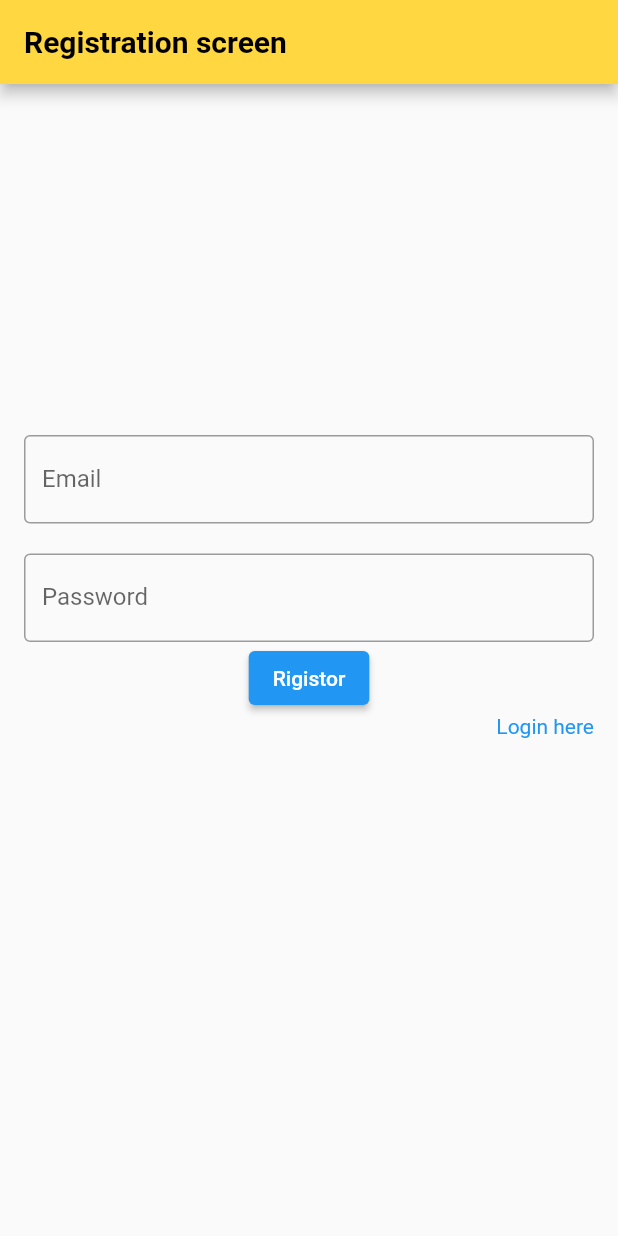
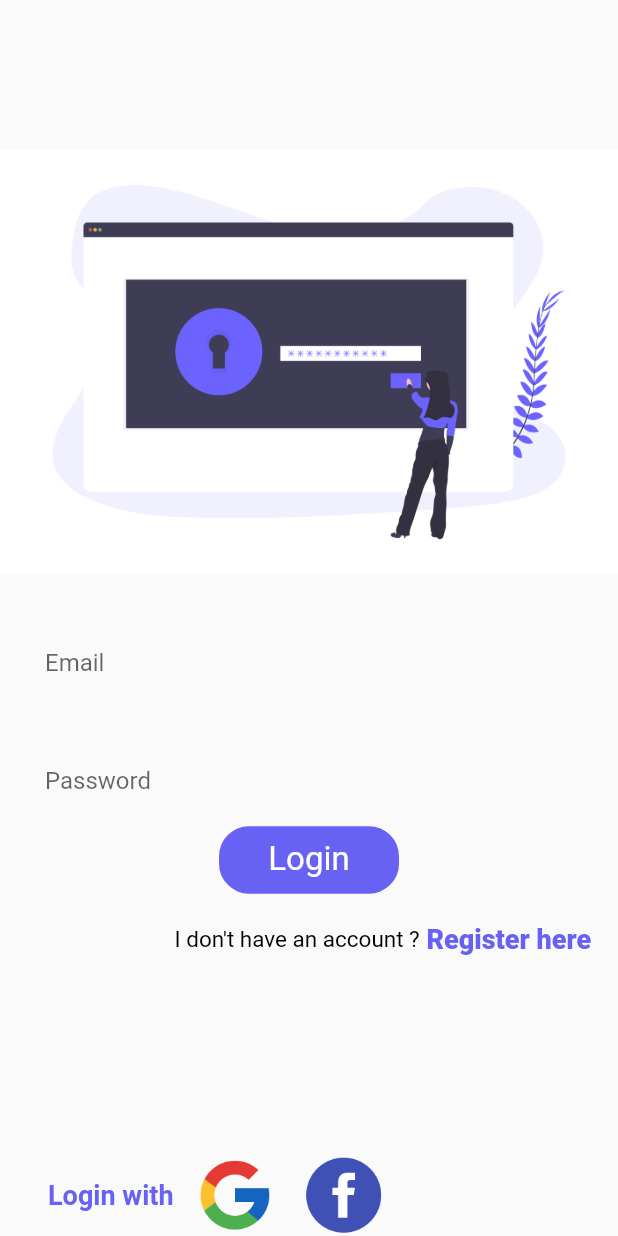
Before and after one commit to parameshmamidisetti/paramesh1143, a Flutter app: the screen it shows after launch, on a phone screen of 412 x 824 dp. Run offline on Flutter 3.47's test engine with Material 2 defaults, Android fonts, the phone set to English and light mode, and no system bars; our stand-ins replace firebase_core; accounts and stored records are empty.

Commit message:
new pages

```diff
--- a/lib/main.dart
+++ b/lib/main.dart
@@ -1,6 +1,7 @@
 import 'package:firebase_core/firebase_core.dart';
 import 'package:flutter/material.dart';
-import 'package:fluttermain/screens/homescreen.dart';
+
+import 'package:fluttermain/screens/login.dart';
 
 void main(List<String> args) async {
   WidgetsFlutterBinding.ensureInitialized();
@@ -12,7 +13,7 @@ class MyApp extends StatelessWidget {
   @override
   Widget build(BuildContext context) {
     return MaterialApp(
-      home: Mainscreen(),
+      home: Login(),
       debugShowCheckedModeBanner: false,
     );
   }
--- /dev/null
+++ b/lib/screens/login.dart
@@ -0,0 +1,135 @@
+import 'package:flutter/material.dart';
+import 'package:fluttermain/screens/homescreen.dart';
+import 'package:fluttermain/screens/register.dart';
+
+class Login extends StatefulWidget {
+  @override
+  _LoginState createState() => _LoginState();
+}
+
+class _LoginState extends State<Login> {
+  TextEditingController email = TextEditingController();
+  TextEditingController password = TextEditingController();
+  @override
+  Widget build(BuildContext context) {
+    return Scaffold(
+        body: SingleChildScrollView(
+      child: Container(
+        child: Column(
+          children: [
+            SizedBox(
+              height: 100,
+            ),
+            Image.asset("images/image1.png"),
+            SizedBox(
+              height: 30,
+            ),
+            /////// Email text field
+            Container(
+              padding: EdgeInsets.only(left: 18),
+              child: Form(
+                  child: TextFormField(
+                keyboardType: TextInputType.emailAddress,
+                controller: email,
+                decoration: InputDecoration(
+                  border: OutlineInputBorder(borderSide: BorderSide.none),
+                  hintText: "Enter Email",
+                  labelText: "Email",
+                ),
+              )),
+            ),
+            SizedBox(
+              height: 20,
+            ),
+            /////// password text field
+            Container(
+              padding: EdgeInsets.only(left: 18),
+              child: Form(
+                  child: TextField(
+                obscureText: true,
+                controller: password,
+                decoration: InputDecoration(
+                    hintText: "Enter Password",
+                    labelText: "Password",
+                    border: OutlineInputBorder(borderSide: BorderSide.none)),
+              )),
+            ),
+            GestureDetector(
+              onTap: () {
+                Navigator.push(
+                    context, MaterialPageRoute(builder: (_) => Homescreen()));
+              },
+              child: Container(
+                alignment: Alignment.center,
+                height: 45,
+                width: 120,
+                child: Text(
+                  "Login",
+                  style: TextStyle(fontSize: 22, color: Colors.white),
+                ),
+                decoration: BoxDecoration(
+                    borderRadius: BorderRadius.circular(20),
+                    color: Color(0xff6762F3)
+                    // color: Colors.deepPurple,
+                    ),
+              ),
+            ),
+            SizedBox(height: 20),
+            Row(mainAxisAlignment: MainAxisAlignment.end, children: [
+              Text(
+                "I don't have an account ?",
+                style: TextStyle(fontSize: 15, color: Colors.black),
+              ),
+              InkWell(
+                onTap: () {
+                  Navigator.push(
+                      context, MaterialPageRoute(builder: (_) => Register()));
+                },
+                child: Text(
+                  " Register here    ",
+                  style: TextStyle(
+                    fontSize: 18,
+                    color: Color(0xff6762F3),
+                    fontWeight: FontWeight.w900,
+                  ),
+                ),
+              )
+            ]),
+            SizedBox(
+              height: 20,
+            ),
+            Container(
+                padding: EdgeInsets.only(left: 32),
+                // color: Colors.amber,
+                alignment: Alignment.bottomLeft,
+                height: 170,
+                child: Row(
+                  children: [
+                    Text(
+                      "Login with   ",
+                      style: TextStyle(
+                        fontSize: 18,
+                        fontWeight: FontWeight.bold,
+                        color: Color(0xff6762F3),
+                        //
+                      ),
+                    ),
+                    Container(
+                        height: 55,
+                        width: 55,
+                        child: Image.asset("images/google1.png")),
+                    SizedBox(
+                      width: 15,
+                    ),
+                    Container(
+                        height: 60,
+                        width: 60,
+                        child: Image.asset("images/fb.png")),
+                  ],
+                ))
+          ],
+        ),
+      ),
+    ));
+  }
+}
--- a/lib/screens/registatonscreen.dart
+++ /dev/null
@@ -1,135 +0,0 @@
-import 'package:firebase_auth/firebase_auth.dart';
-import 'package:flutter/material.dart';
-import 'package:fluttermain/screens/loginscreen.dart';
-import 'package:fluttermain/screens/homescreen.dart';
-import 'package:fluttertoast/fluttertoast.dart';
-
-class Registrationscreen extends StatefulWidget {
-  @override
-  _RegistrationscreenState createState() => _RegistrationscreenState();
-}
-
-class _RegistrationscreenState extends State<Registrationscreen> {
-  String _email;
-  var _password;
-  bool isloding = false;
-  var _formkey = GlobalKey<FormState>();
-
-  @override
-  Widget build(BuildContext context) {
-    return Scaffold(
-      appBar: AppBar(
-        backgroundColor: Colors.amberAccent,
-        title: Text(
-          "Registration screen",
-          style: TextStyle(fontWeight: FontWeight.bold, color: Colors.black),
-        ),
-      ),
-      body: Center(
-        child: Padding(
-          padding: const EdgeInsets.all(16.0),
-          child: Container(
-            height: 300,
-            width: double.infinity,
-            // color: Colors.amber,
-            child: Form(
-              key: _formkey,
-              child: Column(
-                children: [
-                  TextFormField(
-                    keyboardType: TextInputType.emailAddress,
-                    validator: (item) {
-                      return item.contains("@") ? null : "enter valid email";
-                    },
-                    onChanged: (item) {
-                      setState(() {
-                        _email = item;
-                      });
-                    },
-                    decoration: InputDecoration(
-                        border: OutlineInputBorder(),
-                        hintText: "Enter Email",
-                        labelText: "Email"),
-                  ),
-                  SizedBox(
-                    height: 20,
-                  ),
-                  Form(
-                    child: Column(
-                      children: [
-                        TextFormField(
-                          keyboardType: TextInputType.emailAddress,
-                          validator: (item) {
-                            return item.length > 6
-                                ? null
-                                : "Password must be 6 caractors";
-                          },
-                          onChanged: (item) {
-                            setState(() {
-                              _password = item;
-                            });
-                          },
-                          decoration: InputDecoration(
-                              border: OutlineInputBorder(),
-                              hintText: "Enter Password",
-                              labelText: "Password"),
-                        ),
-                        ElevatedButton(
-                            onPressed: () {
-                              signup();
-                            },
-                            child: Text("Rigistor")),
-                        Container(
-                          alignment: Alignment.bottomRight,
-                          child: GestureDetector(
-                            onTap: () {
-                              Navigator.push(
-                                  context,
-                                  MaterialPageRoute(
-                                      builder: (context) => Loginscreen()));
-                            },
-                            child: Text(
-                              "Login here",
-                              style: TextStyle(color: Colors.blue),
-                            ),
-                          ),
-                        )
-                      ],
-                    ),
-                  ),
-                ],
-              ),
-            ),
-          ),
-        ),
-      ),
-    );
-  }
-
-  void signup() {
-    if (_formkey.currentState.validate()) {
-      setState(() {
-        isloding = true;
-      });
-      FirebaseAuth.instance
-          .createUserWithEmailAndPassword(email: _email, password: _password)
-          .then((user) {
-        setState(() {
-          isloding = false;
-        });
-        Navigator.pushAndRemoveUntil(
-            context,
-            MaterialPageRoute(builder: (context) => Mainscreen()),
-            (route) => false);
-        Fluttertoast.showToast(msg: "you are successfully login");
-      }).catchError(
-        (onError) {
-          setState(() {
-            isloding = false;
-          });
-          Fluttertoast.showToast(msg: "error" + onError.toString());
-        },
-      );
-    }
-  }
-}
```
Also changed, not shown: lib/screens/addimage.dart (deleted, +0 -67 lines), lib/screens/homescreen.dart (+4 -90 lines), lib/screens/loginscreen.dart (deleted, +0 -140 lines), lib/screens/register.dart (added, +99 -0 lines), pubspec.yaml (+6 -3 lines), images/cat.png (added), images/fb.png (added), images/google1.png (added), images/image1.png (added), images/register.png (added), images/register1.png (added), pubspec.lock, 1 other file.
